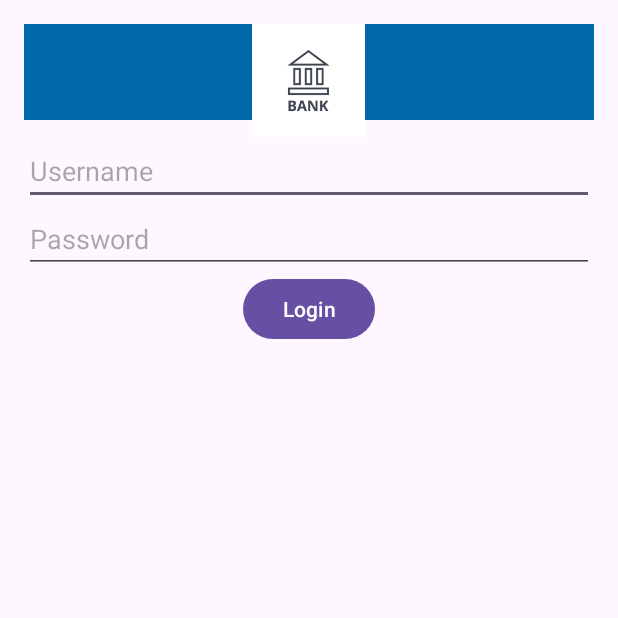
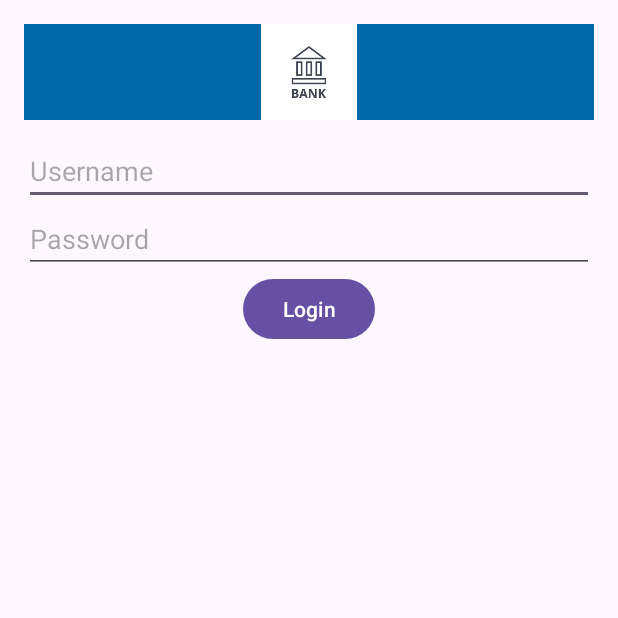
Before and after one commit to anpa6841/AndroBank, an Android app: the screen it shows after launch (LoginActivity), on a phone screen of 412 x 824 dp, the top half of it. Run offline under Robolectric (Android 15) with nearby library versions, the phone set to English and light mode, and no system bars.

Commit message:
Cosmetic Bug Fix: Align logo image size with that of the toolbar

```diff
--- a/app/src/main/res/layout/activity_base.xml
+++ b/app/src/main/res/layout/activity_base.xml
@@ -13,11 +13,12 @@
 
     <ImageView
         android:id="@+id/logoImageView"
-        android:layout_width="150dp"
-        android:layout_height= "75dp"
+        android:layout_width="wrap_content"
+        android:layout_height="wrap_content"
+        android:layout_alignTop="@id/toolbar"
+        android:layout_alignBottom="@id/toolbar"
         android:layout_centerHorizontal="true"
-        android:src="@drawable/bank_logo"
         android:contentDescription="AndroBank"
-        />
+        android:src="@drawable/bank_logo" />
 
 </RelativeLayout>
```
